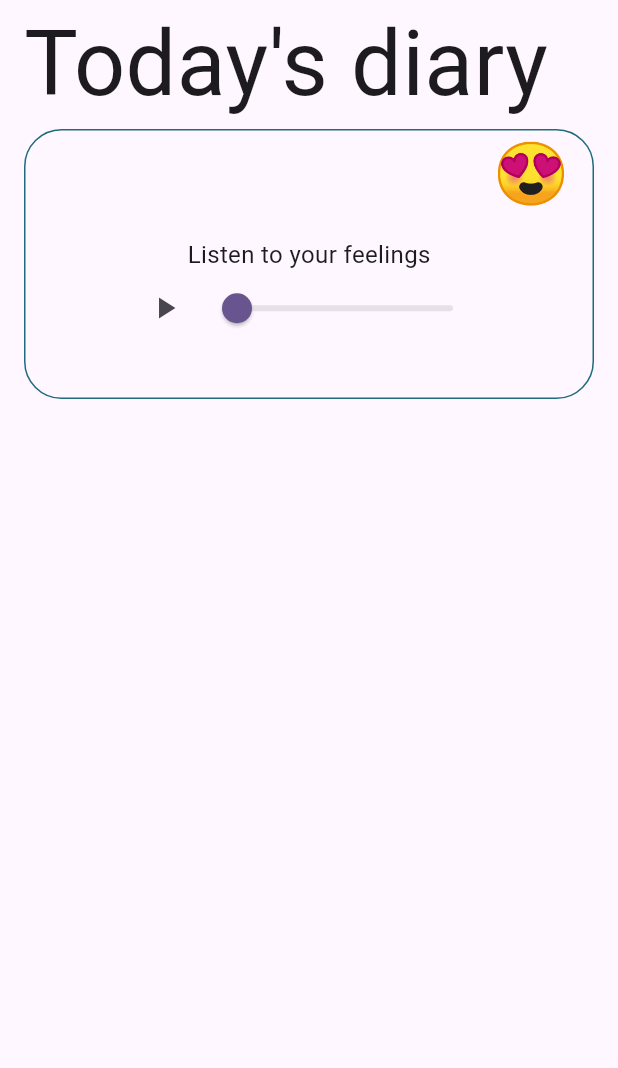
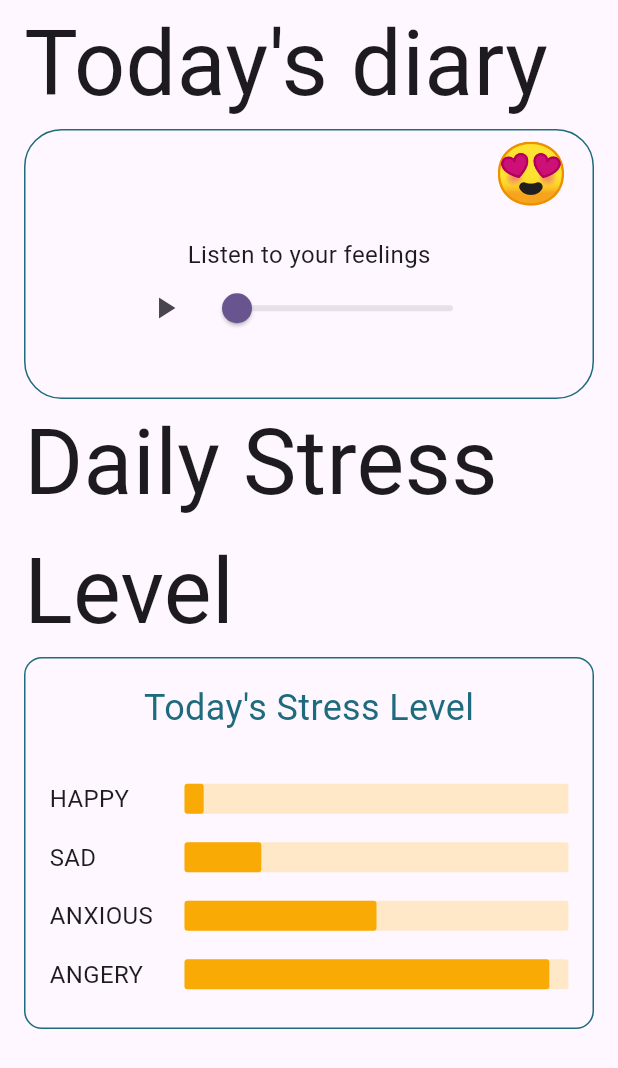
Before and after one commit to Solution-Challenge-stress-solution/FrontEnd, a Flutter app: the HomePage screen opened directly with empty values, on a phone screen of 412 x 824 dp. Shown: the top 1068 px of the screen. Run offline on Flutter 3.47's test engine with Material 3 defaults, Android fonts, the phone set to English and light mode, and no system bars; our stand-ins replace audioplayers, flutter_local_notifications, google_sign_in, shared_preferences, table_calendar, timezone; missing offline and left inert: flutter_facebook_auth, kakao_flutter_sdk_user; accounts and stored records are empty; Roboto replaces fonts that are missing (Dongle, NanumGothic).

Commit message:
feat: StressLevelWidget

```diff
--- a/lib/pages/home_page.dart
+++ b/lib/pages/home_page.dart
@@ -1,5 +1,6 @@
 import 'package:flutter/material.dart';
 import 'package:strecording/widgets/audioplayer_widget.dart';
+import 'package:strecording/widgets/stress_level.dart';
 
 class HomePage extends StatefulWidget {
   const HomePage({super.key, required this.navigateToDiaryPage});
@@ -16,7 +17,8 @@ class _HomePageState extends State<HomePage> {
   @override
   Widget build(BuildContext context) {
     return Scaffold(
-      body: Padding(
+      body: SingleChildScrollView(
+        child: Padding(
           padding: const EdgeInsets.symmetric(horizontal: 16),
           child: Column(
             crossAxisAlignment: CrossAxisAlignment.start,
@@ -29,9 +31,19 @@ class _HomePageState extends State<HomePage> {
                   )),
               isRecorded
                   ? defaultTodaysDiary(widget.navigateToDiaryPage)
-                : Container(
+                  : const Column(children: <Widget>[
+                      SizedBox(
                           width: 400, height: 180, child: AudioPlayerWidget()),
+                      Text('Daily Stress Level',
+                          style: TextStyle(
+                            fontFamily: 'Dongle',
+                            fontWeight: FontWeight.normal,
+                            fontSize: 60,
+                          )),
+                      StressLevelWidget(),
+                    ]),
             ],
+          ),
         ),
       ),
     );
@@ -43,7 +55,7 @@ Widget defaultTodaysDiary(VoidCallback navigateToDiaryPage) {
     height: 360,
     padding: const EdgeInsets.all(24.0),
     decoration: BoxDecoration(
-      border: Border.all(color: Color.fromARGB(255, 30, 107, 125)),
+      border: Border.all(color: const Color.fromARGB(255, 30, 107, 125)),
       borderRadius: BorderRadius.circular(12),
     ),
     child: Column(
--- /dev/null
+++ b/lib/widgets/stress_level.dart
@@ -0,0 +1,89 @@
+import 'package:flutter/material.dart';
+
+class StressLevelWidget extends StatelessWidget {
+  const StressLevelWidget({super.key});
+
+  @override
+  Widget build(BuildContext context) {
+    return Container(
+      padding: const EdgeInsets.all(16),
+      decoration: BoxDecoration(
+        border: Border.all(color: const Color.fromARGB(255, 30, 107, 125)),
+        borderRadius: BorderRadius.circular(12),
+      ),
+      child: const Column(
+        children: [
+          Text(
+            "Today's Stress Level",
+            style: TextStyle(
+              color: Color(0xFF1E6B7D),
+              fontSize: 24,
+              fontWeight: FontWeight.normal,
+            ),
+          ),
+          SizedBox(height: 24),
+          StressLevelBar(label: 'HAPPY', percentage: 5),
+          StressLevelBar(
+            label: 'SAD',
+            percentage: 20,
+          ),
+          StressLevelBar(label: 'ANXIOUS', percentage: 50),
+          StressLevelBar(label: 'ANGERY', percentage: 95),
+        ],
+      ),
+    );
+  }
+}
+
+class StressLevelBar extends StatelessWidget {
+  final String label;
+  final double percentage; // Value between 0.0 and 1.0
+
+  const StressLevelBar(
+      {super.key, required this.label, required this.percentage});
+
+  @override
+  Widget build(BuildContext context) {
+    return Padding(
+      padding: const EdgeInsets.symmetric(vertical: 8.0),
+      child: LayoutBuilder(
+        builder: (BuildContext context, BoxConstraints constraints) {
+          // Calculate the width available for the bar
+          final double maxWidth =
+              constraints.maxWidth - 10 - 80; // 10 for SizedBox, 80 for Text
+          final double barWidth = maxWidth * (percentage / 100);
+
+          return Row(
+            children: [
+              SizedBox(
+                width: 80,
+                child: Text(label, style: const TextStyle(fontSize: 16)),
+              ),
+              const SizedBox(width: 10),
+              Stack(
+                children: [
+                  Container(
+                    height: 20,
+                    width: maxWidth,
+                    decoration: BoxDecoration(
+                      color: const Color.fromARGB(100, 255, 210, 116),
+                      borderRadius: BorderRadius.circular(2),
+                    ),
+                  ),
+                  Container(
+                    height: 20,
+                    width: barWidth,
+                    decoration: BoxDecoration(
+                      color: const Color.fromARGB(255, 250, 170, 5),
+                      borderRadius: BorderRadius.circular(2),
+                    ),
+                  ),
+                ],
+              ),
+            ],
+          );
+        },
+      ),
+    );
+  }
+}
```
Lines whose indentation alone changed are shown as unchanged.
